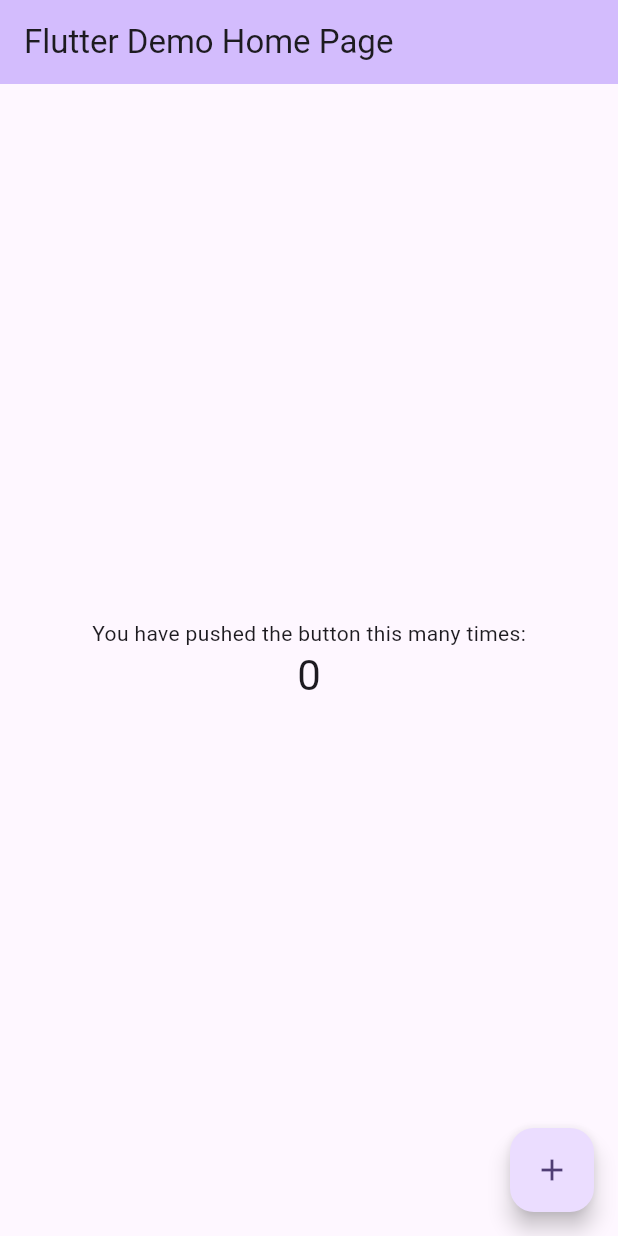
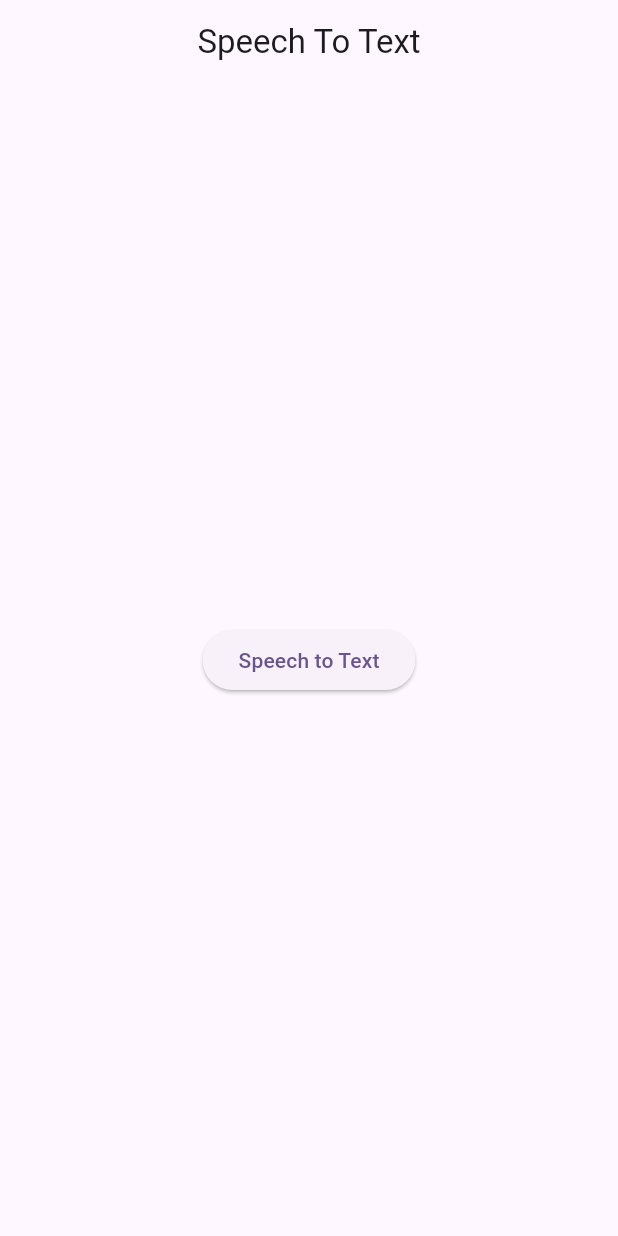
Before and after one commit to riyan-dcosta/ai_application_dct, a Flutter app: the screen it shows after launch, on a phone screen of 412 x 824 dp. Run offline on Flutter 3.47's test engine with Material 2 defaults, Android fonts, the phone set to English and light mode, and no system bars; our stand-ins replace flutter_riverpod, speech_to_text.

Commit message:
speech to text initial integration

```diff
--- a/lib/main.dart
+++ b/lib/main.dart
@@ -1,7 +1,9 @@
+import 'package:ai_application_dct/features/speech_to_text/presentation/pages/stt_locale_decider_screen.dart';
 import 'package:flutter/material.dart';
+import 'package:flutter_riverpod/flutter_riverpod.dart';
 
 void main() {
-  runApp(const MyApp());
+  runApp(const ProviderScope(child: MyApp()));
 }
 
 class MyApp extends StatelessWidget {
@@ -11,115 +13,37 @@ class MyApp extends StatelessWidget {
   @override
   Widget build(BuildContext context) {
     return MaterialApp(
-      title: 'Flutter Demo',
+      title: 'AI Application DCTech',
+      debugShowCheckedModeBanner: false,
       theme: ThemeData(
-        // This is the theme of your application.
-        //
-        // TRY THIS: Try running your application with "flutter run". You'll see
-        // the application has a blue toolbar. Then, without quitting the app,
-        // try changing the seedColor in the colorScheme below to Colors.green
-        // and then invoke "hot reload" (save your changes or press the "hot
-        // reload" button in a Flutter-supported IDE, or press "r" if you used
-        // the command line to start the app).
-        //
-        // Notice that the counter didn't reset back to zero; the application
-        // state is not lost during the reload. To reset the state, use hot
-        // restart instead.
-        //
-        // This works for code too, not just values: Most code changes can be
-        // tested with just a hot reload.
         colorScheme: ColorScheme.fromSeed(seedColor: Colors.deepPurple),
         useMaterial3: true,
       ),
-      home: const MyHomePage(title: 'Flutter Demo Home Page'),
+      home: const HomePage(),
     );
   }
 }
 
-class MyHomePage extends StatefulWidget {
-  const MyHomePage({super.key, required this.title});
-
-  // This widget is the home page of your application. It is stateful, meaning
-  // that it has a State object (defined below) that contains fields that affect
-  // how it looks.
-
-  // This class is the configuration for the state. It holds the values (in this
-  // case the title) provided by the parent (in this case the App widget) and
-  // used by the build method of the State. Fields in a Widget subclass are
-  // always marked "final".
-
-  final String title;
-
-  @override
-  State<MyHomePage> createState() => _MyHomePageState();
-}
-
-class _MyHomePageState extends State<MyHomePage> {
-  int _counter = 0;
-
-  void _incrementCounter() {
-    setState(() {
-      // This call to setState tells the Flutter framework that something has
-      // changed in this State, which causes it to rerun the build method below
-      // so that the display can reflect the updated values. If we changed
-      // _counter without calling setState(), then the build method would not be
-      // called again, and so nothing would appear to happen.
-      _counter++;
-    });
-  }
+class HomePage extends StatelessWidget {
+  const HomePage({super.key});
 
   @override
   Widget build(BuildContext context) {
-    // This method is rerun every time setState is called, for instance as done
-    // by the _incrementCounter method above.
-    //
-    // The Flutter framework has been optimized to make rerunning build methods
-    // fast, so that you can just rebuild anything that needs updating rather
-    // than having to individually change instances of widgets.
     return Scaffold(
       appBar: AppBar(
-        // TRY THIS: Try changing the color here to a specific color (to
-        // Colors.amber, perhaps?) and trigger a hot reload to see the AppBar
-        // change color while the other colors stay the same.
-        backgroundColor: Theme.of(context).colorScheme.inversePrimary,
-        // Here we take the value from the MyHomePage object that was created by
-        // the App.build method, and use it to set our appbar title.
-        title: Text(widget.title),
+        title: Text("Speech To Text"),
+        centerTitle: true,
       ),
       body: Center(
-        // Center is a layout widget. It takes a single child and positions it
-        // in the middle of the parent.
-        child: Column(
-          // Column is also a layout widget. It takes a list of children and
-          // arranges them vertically. By default, it sizes itself to fit its
-          // children horizontally, and tries to be as tall as its parent.
-          //
-          // Column has various properties to control how it sizes itself and
-          // how it positions its children. Here we use mainAxisAlignment to
-          // center the children vertically; the main axis here is the vertical
-          // axis because Columns are vertical (the cross axis would be
-          // horizontal).
-          //
-          // TRY THIS: Invoke "debug painting" (choose the "Toggle Debug Paint"
-          // action in the IDE, or press "p" in the console), to see the
-          // wireframe for each widget.
-          mainAxisAlignment: MainAxisAlignment.center,
-          children: <Widget>[
-            const Text(
-              'You have pushed the button this many times:',
+        child: ElevatedButton(
+          onPressed: () => Navigator.of(context).push(
+            MaterialPageRoute(
+              builder: (context) => STTLocaleDeciderScreen(),
             ),
-            Text(
-              '$_counter',
-              style: Theme.of(context).textTheme.headlineMedium,
-            ),
-          ],
+          ),
+          child: Text("Speech to Text"),
         ),
       ),
-      floatingActionButton: FloatingActionButton(
-        onPressed: _incrementCounter,
-        tooltip: 'Increment',
-        child: const Icon(Icons.add),
-      ), // This trailing comma makes auto-formatting nicer for build methods.
     );
   }
 }
```
Also changed, not shown: lib/features/speech_to_text/presentation/pages/sst_arab_to_eng_screen.dart (added, +15 -0 lines), lib/features/speech_to_text/presentation/pages/sst_eng_to_arab_screen.dart (added, +101 -0 lines), lib/features/speech_to_text/presentation/pages/stt_locale_decider_screen.dart (added, +40 -0 lines), pubspec.yaml (+9 -39 lines), pubspec.lock, 2 other files.
